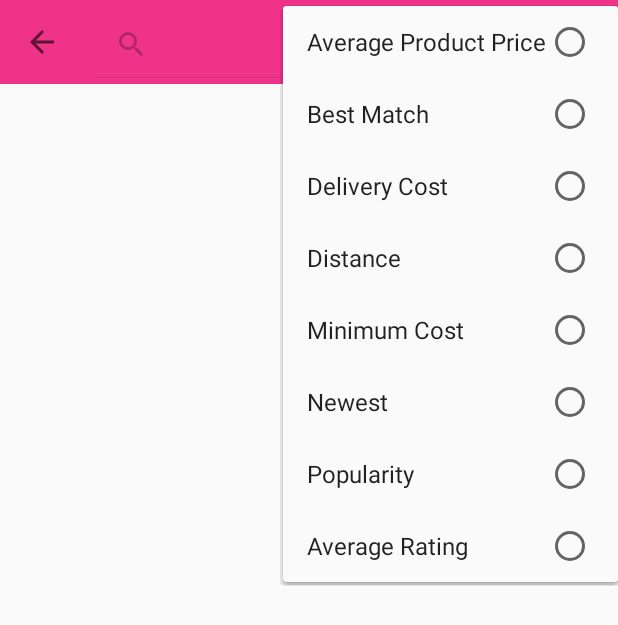
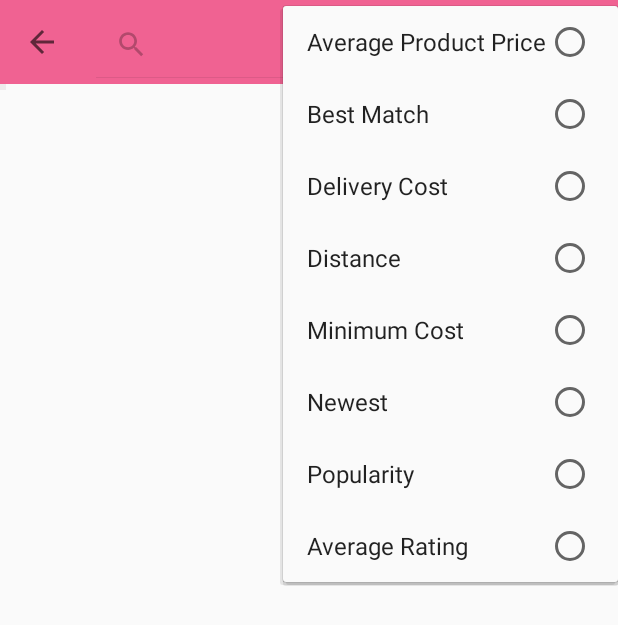
Before and after one commit to tdevika/Restaurants, an Android app: the screen it shows after launch (MainActivity), after a tap on "Main Menu", on a phone screen of 412 x 824 dp. Shown: the top 625 px of the screen. Run offline under Robolectric (Android 15) with nearby library versions, the phone set to English and light mode, and no system bars; our stand-ins replace Room's generated code, data binding, navigation-ui; libraries missing offline, so code that uses them is left out: com.jakewharton.retrofit2; 4 statements that could not run were skipped; 1 other tap on this screen came first.

Commit message:
first commit

```diff
--- a/app/src/main/java/com/devika/restaurants/ui/RestarentListFragment.kt
+++ b/app/src/main/java/com/devika/restaurants/ui/RestarentListFragment.kt
@@ -88,6 +88,8 @@ class RestarentListFragment : Fragment() {
 
     override fun onOptionsItemSelected(item: MenuItem): Boolean {
         if (item.groupId == R.id.sorting_group) {
+            if (!item.isChecked) {
+                item.isChecked = true
                 var selectedOption = when (item?.itemId) {
                     R.id.ave_prod_price -> "ave_prod_price asc"
                     R.id.best_match -> "best_match desc"
@@ -101,6 +103,7 @@ class RestarentListFragment : Fragment() {
                 }
                 restarentListViewModel.getRestaurents(selectedOption)
             }
+        }
         return super.onOptionsItemSelected(item)
 
     }
--- a/app/src/main/res/drawable/ic_filter_list_black.xml
+++ b/app/src/main/res/drawable/ic_filter_list_black.xml
@@ -4,6 +4,6 @@
         android:viewportWidth="24.0"
         android:viewportHeight="24.0">
     <path
-        android:fillColor="#FF000000"
+        android:fillColor="#FFFFFF"
         android:pathData="M10,18h4v-2h-4v2zM3,6v2h18L21,6L3,6zM6,13h12v-2L6,11v2z"/>
 </vector>
--- a/app/src/main/res/layout/activity_main.xml
+++ b/app/src/main/res/layout/activity_main.xml
@@ -4,14 +4,16 @@
 
     <LinearLayout
         android:layout_width="match_parent"
-        android:orientation="vertical"
-        android:layout_height="match_parent">
+        android:layout_height="match_parent"
+        android:orientation="vertical">
+
         <androidx.appcompat.widget.Toolbar
             android:id="@+id/toolbar"
             android:layout_width="match_parent"
             android:layout_height="?attr/actionBarSize"
             android:background="?attr/colorPrimary"
-            app:title="Devika" />
+            app:title="Restaurants"
+            app:titleTextColor="@android:color/background_light" />
 
         <fragment
             android:id="@+id/myNavHost"
--- a/app/src/main/res/layout/fragment_restaurants_list.xml
+++ b/app/src/main/res/layout/fragment_restaurants_list.xml
@@ -10,8 +10,10 @@
 
         <androidx.recyclerview.widget.RecyclerView
             android:id="@+id/recyclerView"
+            android:background="#EEECEC"
             android:layout_width="match_parent"
-            android:layout_height="match_parent" />
+            android:layout_height="wrap_content"
+            android:padding="2dp"/>
 
 
     </LinearLayout>
--- a/app/src/main/res/menu/menu_search.xml
+++ b/app/src/main/res/menu/menu_search.xml
@@ -10,7 +10,8 @@
     <item
         android:icon="@drawable/ic_filter_list_black"
         android:title="Main Menu"
-        app:showAsAction="always">
+        app:showAsAction="always"
+        >
         <menu>
             <group
                 android:id="@+id/sorting_group"
--- a/app/src/main/res/values/colors.xml
+++ b/app/src/main/res/values/colors.xml
@@ -1,6 +1,6 @@
 <?xml version="1.0" encoding="utf-8"?>
 <resources>
-    <color name="colorPrimary">#e38</color>
-    <color name="colorPrimaryDark">#00574B</color>
+    <color name="colorPrimary">#f06292</color>
+    <color name="colorPrimaryDark">#880e4f</color>
     <color name="colorAccent">#D81B60</color>
 </resources>
```
Also changed, not shown: app/src/main/res/layout/item_restaurants.xml (+13 -7 lines). Lines whose indentation alone changed are shown as unchanged.
